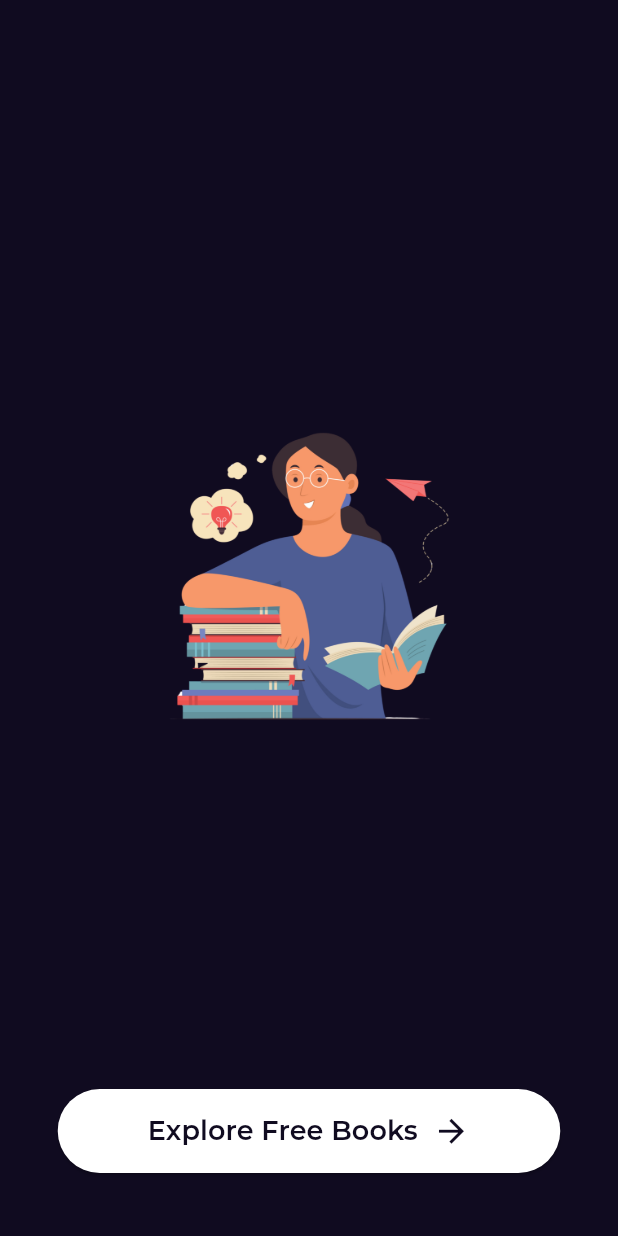
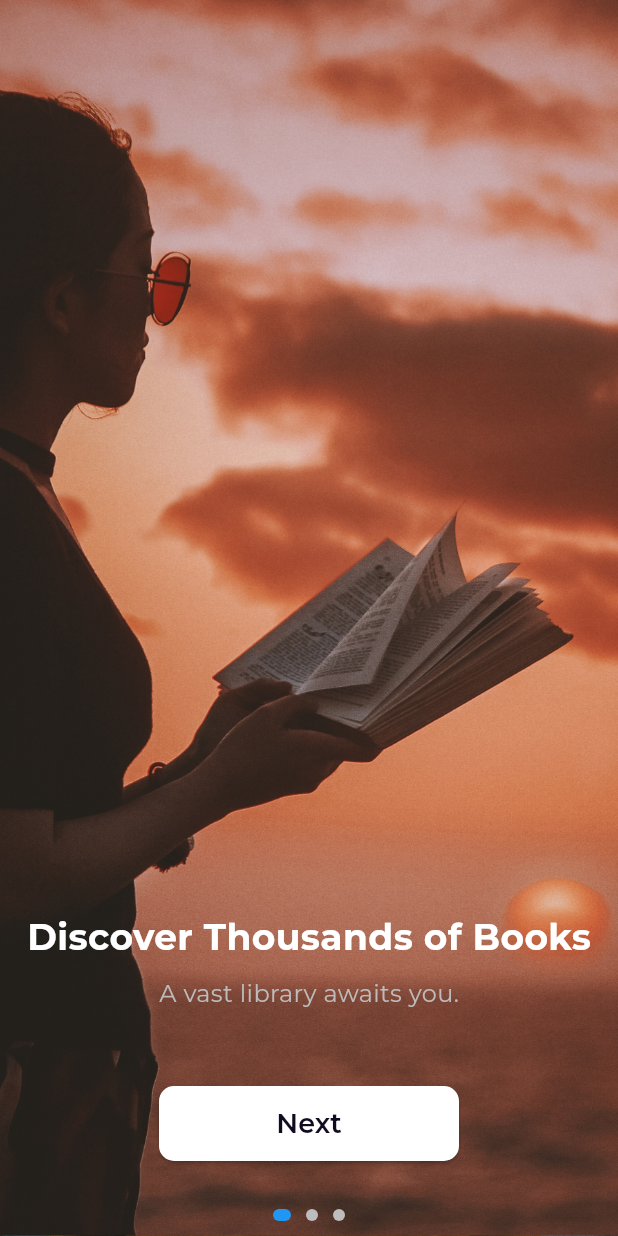
Before and after one commit to Shehta2000/Bookly, a Flutter app: the screen it shows after launch, on a phone screen of 412 x 824 dp. Run offline on Flutter 3.47's test engine with Material 3 defaults, Android fonts, the phone set to English and light mode, and no system bars; our stand-ins replace bloc, cached_network_image, dartz, dio, equatable, flutter_bloc and 5 more.

Commit message:
Create Onboarding Screen Done

```diff
--- a/lib/core/utils/app_router.dart
+++ b/lib/core/utils/app_router.dart
@@ -31,6 +31,10 @@ abstract class AppRouter {
       path: kOnboardingScreen,
       builder: (context, state) => const OnboardingScreen(),
     ),
+    GoRoute(
+      path: kHomeView,
+      builder: (context, state) => const HomeView(),
+    ),
      GoRoute(
         path: kSearchView,
         builder: (context, state) => const SearchView(),
@@ -39,10 +43,7 @@ abstract class AppRouter {
         path: kSearchView,
         builder: (context, state) => const LoginScreen(),
       ),
-    GoRoute(
-      path: kHomeView,
-      builder: (context, state) => const HomeView(),
-    ),
+
     GoRoute(
       path: kBookDetailsView,
       builder: (context, state) => BlocProvider(
--- a/lib/features/onboarding/onboarding_screen.dart
+++ b/lib/features/onboarding/onboarding_screen.dart
@@ -1,74 +1,162 @@
 import 'package:bookly_app/constans.dart';
 import 'package:bookly_app/core/utils/styles.dart';
 import 'package:flutter/material.dart';
+import 'package:shared_preferences/shared_preferences.dart';
 import 'package:go_router/go_router.dart';
 
 import '../../core/utils/app_router.dart';
-import '../../core/utils/assets.dart';
 
-class OnboardingScreen extends StatelessWidget {
-  const OnboardingScreen({super.key});
+class OnboardingScreen extends StatefulWidget {
+  const OnboardingScreen({Key? key}) : super(key: key);
+
+  @override
+  State<OnboardingScreen> createState() => _OnboardingScreenState();
+}
+
+class _OnboardingScreenState extends State<OnboardingScreen> {
+  final PageController _pageController = PageController();
+
+  int _currentPage = 0;
+
+  final List<Map<String, String>> _onboardingData = [
+    {
+      "title": "Discover Thousands of Books",
+      "subtitle": "A vast library awaits you.",
+      "image": "assets/images/Image_onboarding_1.png"
+    },
+    {
+      "title": "Read Anytime, Anywhere",
+      "subtitle": "Enjoy reading on the go.",
+      "image": "assets/images/Onbarding 2.png"
+    },
+    {
+      "title": "Books Just for You",
+      "subtitle": " Tailored books for your taste .",
+      "image": "assets/images/onbarding 3.png"
+    }
+  ];
 
   @override
   Widget build(BuildContext context) {
+    return Scaffold(
+      backgroundColor: kPrimaryColor,
+      body: SafeArea(
+        child: Column(
+          children: [
+            Expanded(
+              child: PageView.builder(
+                controller: _pageController,
+                onPageChanged: (index) {
+                  setState(() {
+                    _currentPage = index;
+                  });
+                },
+                itemCount: _onboardingData.length,
+                itemBuilder: (context, index) {
+                  return Stack(
+                    fit: StackFit.expand,
+                    alignment: Alignment.center,
+                    children: [
+                      Image.asset(
 
-    final height = MediaQuery.of(context).size.height;
-    final width = MediaQuery.of(context).size.width;
-    return   SafeArea(
-      child:  Scaffold(
-        backgroundColor: kPrimaryColor,
-        body:  Column(
-          mainAxisAlignment: MainAxisAlignment.center,
+                        _onboardingData[index]['image']!,
+                        height: double.infinity,
+                        fit: BoxFit.cover,
+                      ),
+
+                      Positioned(
+                        bottom: 150,
+                        child: Column(
+                          mainAxisAlignment: MainAxisAlignment.end,
                           crossAxisAlignment: CrossAxisAlignment.center,
-            children: [
-               SizedBox(
-                height: height * 0.83,
-                width: width * 1.2,
-
-                child: Image.asset('assets/images/onboarding_image.png')),
-
-
-                Row(
-
-                  mainAxisAlignment: MainAxisAlignment.center,
-                  children: [
-                   Align(
-                     alignment: Alignment.bottomCenter,
-                     child: ElevatedButton(
-
-                               onPressed: () {
-                                 GoRouter.of(context).push(AppRouter.kHomeView);
-                               },
-                               style: ElevatedButton.styleFrom(
-                                 backgroundColor: Colors.white,
-                                 padding:  const EdgeInsets.symmetric(horizontal: 60, vertical: 15),
-                               ),
-                               child: Row(
-
-                                 mainAxisSize: MainAxisSize.min, // جعل الزر بحجم المحتوى فقط
                           children: [
                             Text(
 
-                                     "Explore Free Books",
-                                     style: Styles.textStyle18.copyWith(color: kPrimaryColor),
+                              _onboardingData[index]['title']!,
+                              style: const TextStyle(
+                                fontSize: 24,
+                                fontWeight: FontWeight.bold,
+                                color: Colors.white,
                               ),
-                                   const  SizedBox(width: 10), // مساحة بين النص والأيقونة
-                                   const Icon(Icons.arrow_forward, size: 25, color: kPrimaryColor),
+                              textAlign: TextAlign.center,
+                            ),
+                            const SizedBox(height: 10),
+                            Text(
+                              _onboardingData[index]['subtitle']!,
+                              style: const TextStyle(
+                                fontSize: 16,
+                                color: Color.fromARGB(255, 189, 187, 187),
+                              ),
+                              textAlign: TextAlign.center,
+                            ),
                           ],
-
                         ),
-
+                      ),
+                     const  SizedBox(height: 10),
+                       Positioned(
+                         bottom: 10,
+                         child: Row(
+                                       mainAxisAlignment: MainAxisAlignment.center,
+                                       crossAxisAlignment: CrossAxisAlignment.end,
+                                       children: List.generate(
+                                         _onboardingData.length,
+                                         (index) => AnimatedContainer(
+                                           duration: const Duration(milliseconds: 300),
+                                           margin: const EdgeInsets.symmetric(horizontal: 5),
+                                           width: _currentPage == index ? 12 : 8,
+                                           height: 8,
+                                           decoration: BoxDecoration(
+                                             color: _currentPage == index
+                          ? Colors.blue
+                          : Colors.grey.shade400,
+                                             borderRadius: BorderRadius.circular(4),
+                                           ),
+                                         ),
+                                       ),
                                      ),
                        ),
 
-                ])
+            Positioned(
+              bottom: 50,
+              child: ElevatedButton(
 
+                onPressed: () async {
+                  if (_currentPage == _onboardingData.length - 1) {
+                    SharedPreferences prefs = await SharedPreferences.getInstance();
+                    await prefs.setBool('onboarding_completed', true);
+                    GoRouter.of(context).replace(AppRouter.kHomeView);
+                  } else {
+                    _pageController.nextPage(
+                      duration: const Duration(milliseconds: 300),
+                      curve: Curves.easeInOut,
+                    );
+                  }
+                },
+                style: ElevatedButton.styleFrom(
+                  minimumSize: const Size(200, 50),
+                  backgroundColor: Colors.white,
+                  shape: RoundedRectangleBorder(
+                    borderRadius: BorderRadius.circular(10),
+                  ),
+                ),
+                child: Text(
+                  _currentPage == _onboardingData.length - 1
+                      ? "Get Started"
+                      : "Next",
+                  style: Styles.textStyle18.copyWith(color: kPrimaryColor),
+                ),
+              ),
+            ),
                     ],
-
+                  );
+                },
               ),
             ),
 
+
+          ],
+        ),
+      ),
     );
-
   }
 }
--- a/lib/features/splash/presentation/views/widgets/splash_view_body.dart
+++ b/lib/features/splash/presentation/views/widgets/splash_view_body.dart
@@ -1,8 +1,10 @@
 import 'package:bookly_app/core/utils/app_router.dart';
 import 'package:bookly_app/core/utils/assets.dart';
+import 'package:bookly_app/features/onboarding/onboarding_screen.dart';
 import 'package:flutter/cupertino.dart';
 import 'package:flutter/material.dart';
 import 'package:go_router/go_router.dart';
+import 'package:shared_preferences/shared_preferences.dart';
 
 import '../../../../../constans.dart';
 import '../../../../home/presentation/views/home_view.dart';
@@ -25,12 +27,13 @@ class _SplashViewbodyState extends State<SplashViewbody>
     super.initState();
     initSlidingAnimation();
 
-    navigateToHome();
+     _navigateToNextScreen();
   }
 
   @override
   void dispose() {
     super.dispose();
+
 
     animationController.dispose();
   }
@@ -63,16 +66,24 @@ class _SplashViewbodyState extends State<SplashViewbody>
     animationController.forward();
   }
 
-  void navigateToHome() {
-    Future.delayed(
-      const Duration(seconds: 2),
-      () {
-        // Get.to(() => const HomeView(),
-        //     // calculations
-        //     transition: Transition.fade,
-        //     duration: kTranstionDuration);
-        GoRouter.of(context).push(AppRouter.kOnboardingScreen);
-      },
-    );
+
+
+Future<void> _navigateToNextScreen() async {
+  try {
+    SharedPreferences prefs = await SharedPreferences.getInstance();
+    bool? isOnboardingCompleted = prefs.getBool('onboarding_completed');
+
+    // Simulate a delay for the splash screen
+    await Future.delayed(const Duration(seconds: 2));
+
+    if (isOnboardingCompleted == null || !isOnboardingCompleted) {
+      GoRouter.of(context).replace(AppRouter.kOnboardingScreen);
+    } else {
+      GoRouter.of(context).replace(AppRouter.kHomeView);
+    }
+  } catch (e) {
+    print("Error loading preferences: $e"); // Handle errors
   }
 }
+
+}
```
Also changed, not shown: assets/images/Image_onboarding_1.png (added), assets/images/Onbarding 2.png (added), assets/images/onbarding 3.png (added), lib/features/onboarding/onboarding_examples.dart (added). Lines whose indentation alone changed are shown as unchanged.
